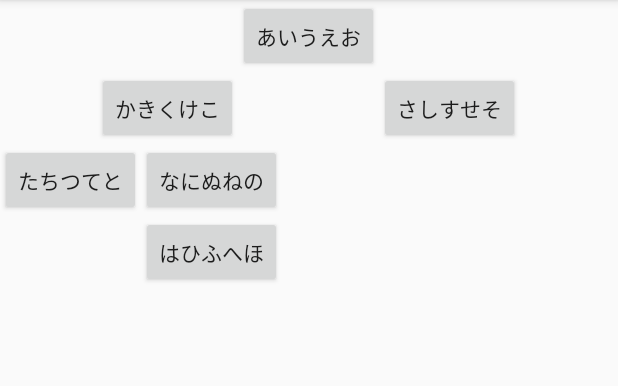
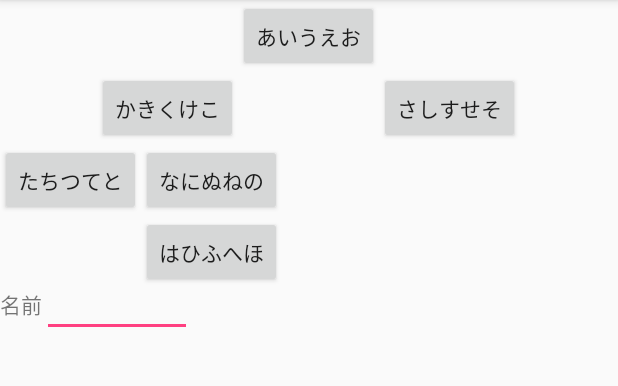
Before and after one commit to webarata3/begin_Android, an Android app: the screen it shows after launch (MainActivity), on a phone screen of 412 x 824 dp, the part 84-470 px from its top. Run offline under Robolectric (Android 15) with nearby library versions, the phone set to English and light mode, and no system bars.

Commit message:
layout02

```diff
--- a/Layout02/app/src/main/res/layout/activity_main.xml
+++ b/Layout02/app/src/main/res/layout/activity_main.xml
@@ -1,6 +1,5 @@
 <?xml version="1.0" encoding="utf-8"?>
 <RelativeLayout xmlns:android="http://schemas.android.com/apk/res/android"
-    xmlns:app="http://schemas.android.com/apk/res-auto"
     xmlns:tools="http://schemas.android.com/tools"
     android:layout_width="match_parent"
     android:layout_height="match_parent"
@@ -43,14 +42,28 @@
         android:layout_height="wrap_content"
         android:layout_alignTop="@id/button4"
         android:layout_toEndOf="@id/button4"
-        android:text="なにぬねの"/>
+        android:text="なにぬねの" />
 
     <Button
         android:id="@+id/button6"
         android:layout_width="wrap_content"
         android:layout_height="wrap_content"
+        android:layout_alignStart="@id/button5"
         android:layout_below="@id/button5"
-        android:layout_alignStart="@id/button5"
-        android:text="はひふへほ"/>
+        android:text="はひふへほ" />
 
+    <TextView
+        android:id="@+id/textView1"
+        android:layout_width="wrap_content"
+        android:layout_height="wrap_content"
+        android:layout_alignParentStart="true"
+        android:layout_below="@+id/button6"
+        android:text="名前" />
+
+    <EditText
+        android:id="@+id/editText1"
+        android:layout_width="100dp"
+        android:layout_height="wrap_content"
+        android:layout_alignBaseline="@+id/textView1"
+        android:layout_toEndOf="@+id/textView1" />
 </RelativeLayout>
```
